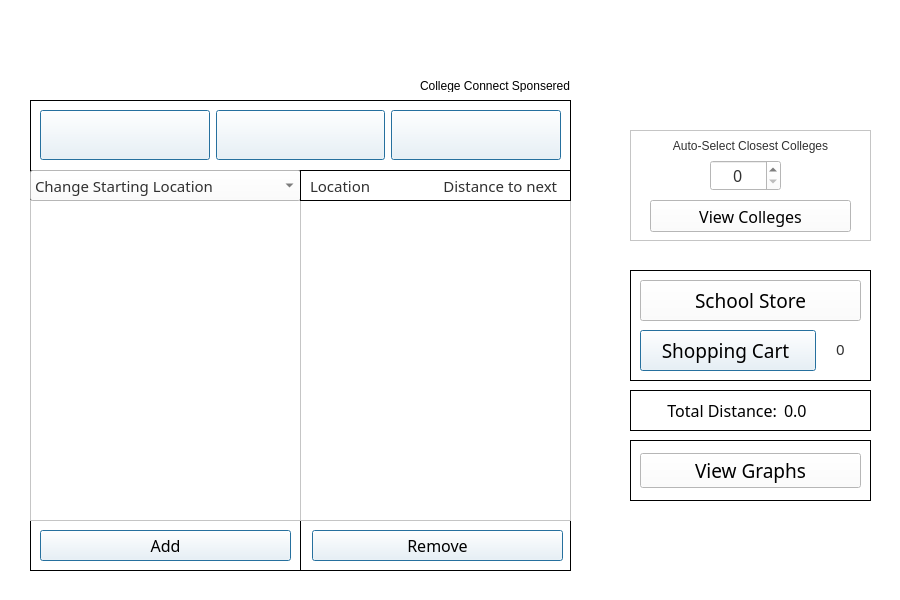
Qt form tripplanner.ui (DannyCamacho/CollegeConnect) before a commit.
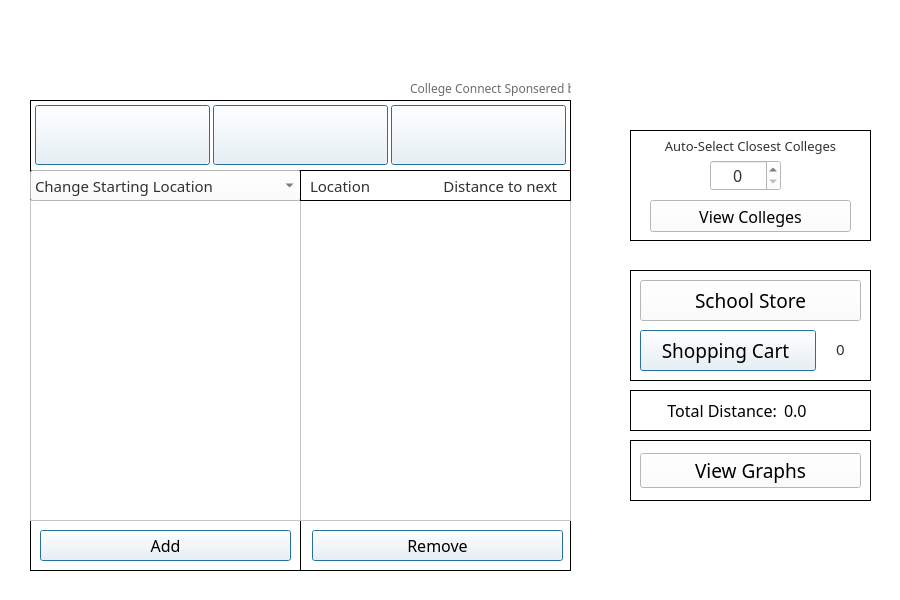
The same form after that commit. Icons and pictures are not drawn.

Commit message: restruct of graphviewer.ui. tripplanner.ui tableView spacing

Diff of the .ui file:
```diff
--- a/tripplanner.ui
+++ b/tripplanner.ui
@@ -212,66 +212,19 @@
     <property name="frameShadow">
      <enum>QFrame::Plain</enum>
     </property>
-    <layout class="QGridLayout" name="gridLayout">
-     <item row="0" column="1">
-      <widget class="QPushButton" name="arizona_pushButton">
-       <property name="minimumSize">
-        <size>
-         <width>146</width>
-         <height>50</height>
-        </size>
-       </property>
-       <property name="maximumSize">
-        <size>
-         <width>16777215</width>
-         <height>16777215</height>
-        </size>
-       </property>
-       <property name="font">
-        <font>
-         <family>Bahnschrift</family>
-         <pointsize>11</pointsize>
-         <weight>50</weight>
-         <bold>false</bold>
-        </font>
-       </property>
-       <property name="styleSheet">
-        <string notr="true">image: url(:/university_of_arizona_logo.png);
-
-color: rgb(49, 49, 49);
-background-color:  rgb(255, 255, 255);
-border-style: outset;
-border-width: 2px;
-border-radius: 10px;
-border-color:rgb(118, 158, 81);
-min-width: 10em;
-padding: 6px;
-
-QPushButton#visit_store_button: clicked {
-	background-color: rgb(118, 158, 81);
-    border-style: inset;
-}</string>
-       </property>
-       <property name="text">
-        <string/>
-       </property>
-       <property name="autoDefault">
-        <bool>true</bool>
-       </property>
-       <property name="default">
-        <bool>true</bool>
-       </property>
-       <property name="flat">
-        <bool>false</bool>
-       </property>
-      </widget>
-     </item>
-     <item row="0" column="2">
       <widget class="QPushButton" name="michigan_pushButton">
+     <property name="geometry">
+      <rect>
+       <x>361</x>
+       <y>5</y>
+       <width>175</width>
+       <height>60</height>
+      </rect>
+     </property>
        <property name="minimumSize">
         <size>
-         <width>146</width>
-         <height>50</height>
+       <width>0</width>
+       <height>0</height>
         </size>
        </property>
        <property name="maximumSize">
@@ -318,13 +271,19 @@
         <bool>false</bool>
        </property>
       </widget>
-     </item>
-     <item row="0" column="0">
       <widget class="QPushButton" name="irvine_pushButton">
+     <property name="geometry">
+      <rect>
+       <x>5</x>
+       <y>5</y>
+       <width>175</width>
+       <height>60</height>
+      </rect>
+     </property>
        <property name="minimumSize">
         <size>
-         <width>146</width>
-         <height>50</height>
+       <width>0</width>
+       <height>0</height>
         </size>
        </property>
        <property name="maximumSize">
@@ -377,8 +336,65 @@
         <bool>false</bool>
        </property>
       </widget>
-     </item>
-    </layout>
+    <widget class="QPushButton" name="arizona_pushButton">
+     <property name="geometry">
+      <rect>
+       <x>183</x>
+       <y>5</y>
+       <width>175</width>
+       <height>60</height>
+      </rect>
+     </property>
+     <property name="minimumSize">
+      <size>
+       <width>0</width>
+       <height>0</height>
+      </size>
+     </property>
+     <property name="maximumSize">
+      <size>
+       <width>16777215</width>
+       <height>16777215</height>
+      </size>
+     </property>
+     <property name="font">
+      <font>
+       <family>Bahnschrift</family>
+       <pointsize>11</pointsize>
+       <weight>50</weight>
+       <bold>false</bold>
+      </font>
+     </property>
+     <property name="styleSheet">
+      <string notr="true">image: url(:/university_of_arizona_logo.png);
+
+color: rgb(49, 49, 49);
+background-color:  rgb(255, 255, 255);
+border-style: outset;
+border-width: 2px;
+border-radius: 10px;
+border-color:rgb(118, 158, 81);
+min-width: 10em;
+padding: 6px;
+
+QPushButton#visit_store_button: clicked {
+	background-color: rgb(118, 158, 81);
+    border-style: inset;
+}</string>
+     </property>
+     <property name="text">
+      <string/>
+     </property>
+     <property name="autoDefault">
+      <bool>true</bool>
+     </property>
+     <property name="default">
+      <bool>true</bool>
+     </property>
+     <property name="flat">
+      <bool>false</bool>
+     </property>
+    </widget>
    </widget>
    <widget class="QFrame" name="button_frame">
     <property name="geometry">
@@ -1240,18 +1256,27 @@
    <widget class="QLabel" name="sponsered_label">
     <property name="geometry">
      <rect>
-      <x>420</x>
+      <x>410</x>
       <y>80</y>
-      <width>151</width>
-      <height>12</height>
+      <width>161</width>
+      <height>16</height>
      </rect>
     </property>
     <property name="maximumSize">
      <size>
       <width>16777215</width>
-      <height>12</height>
+      <height>16777215</height>
      </size>
     </property>
+    <property name="font">
+     <font>
+      <family>Mongolian Baiti</family>
+      <pointsize>9</pointsize>
+     </font>
+    </property>
+    <property name="styleSheet">
+     <string notr="true">color: rgb(108, 108, 108);</string>
+    </property>
     <property name="text">
      <string>College Connect Sponsered by:</string>
     </property>
@@ -1265,11 +1290,15 @@
       <height>111</height>
      </rect>
     </property>
+    <property name="styleSheet">
+     <string notr="true">background-color: rgb(255, 255, 255);
+color: rgb(0, 0, 0);</string>
+    </property>
     <property name="frameShape">
-     <enum>QFrame::StyledPanel</enum>
+     <enum>QFrame::Box</enum>
     </property>
     <property name="frameShadow">
-     <enum>QFrame::Raised</enum>
+     <enum>QFrame::Plain</enum>
     </property>
     <widget class="QLabel" name="auto_select_label">
      <property name="geometry">
@@ -1280,6 +1309,12 @@
        <height>21</height>
       </rect>
      </property>
+     <property name="font">
+      <font>
+       <family>Mongolian Baiti</family>
+       <pointsize>10</pointsize>
+      </font>
+     </property>
      <property name="styleSheet">
       <string notr="true">color: rgb(49, 49, 49);</string>
      </property>
```
Left out of the diff: 8 changed lines with no effect on the pictures. Lines whose indentation alone changed are shown as unchanged. The commit also changes 2 other files.
